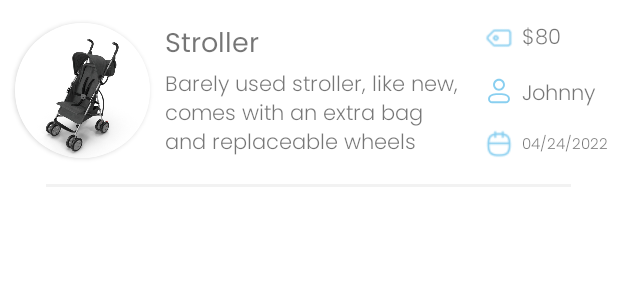
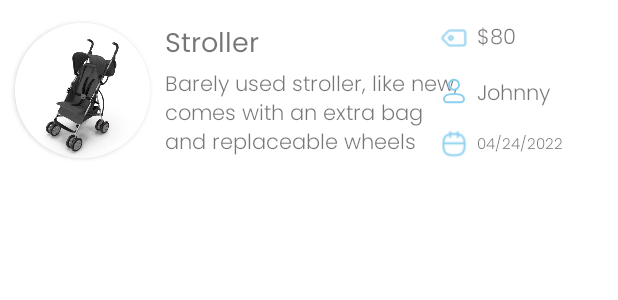
Before and after one commit to JamilAwada/HandMeDown, an Android app: the layout listing_design.xml on its own in the app's theme, with its tools: preview values and no code run, on a phone screen of 412 x 824 dp. Shown: the top 300 px of the screen. Run offline under Robolectric (Android 15) with nearby library versions, the phone set to English and light mode, and no system bars.

Commit message:
fixed RecyclerView

```diff
--- a/app/src/main/java/com/jamdev/handmedown/Adapter.java
+++ b/app/src/main/java/com/jamdev/handmedown/Adapter.java
@@ -9,11 +9,12 @@ import android.widget.TextView;
 import androidx.annotation.NonNull;
 import androidx.recyclerview.widget.RecyclerView;
 
+import java.util.ArrayList;
 import java.util.List;
 
 public class Adapter extends RecyclerView.Adapter<Adapter.ViewHolder> {
 
-    private List<ModelClass> itemList;
+    private List<ModelClass> itemList = new ArrayList<>();
 
     public Adapter(List<ModelClass> itemList){
         this.itemList = itemList;
@@ -37,10 +38,9 @@ public class Adapter extends RecyclerView.Adapter<Adapter.ViewHolder> {
         String date = itemList.get(position).getListing_date();
         int divider = itemList.get(position).getSeperator();
 
-        holder.setData(resource,title,description,price,owner,date, divider);
+        holder.setData(resource,title,description,price,owner,date,divider);
 
     }
-
     @Override
     public int getItemCount() {
         return itemList.size();
--- a/app/src/main/res/layout/listing_design.xml
+++ b/app/src/main/res/layout/listing_design.xml
@@ -48,23 +48,23 @@
             android:text="Barely used stroller, like new, comes with an extra bag and replaceable wheels"/>
 
         <ImageView
+            android:id="@+id/listing_price_tag"
             android:layout_width="20dp"
             android:layout_height="20dp"
-            android:id="@+id/listing_price_tag"
-            android:background="@drawable/tag"
+            android:layout_marginStart="120dp"
             android:layout_marginTop="15dp"
             android:layout_toEndOf="@id/listing_title"
-            android:layout_marginStart="150dp"/>
+            android:background="@drawable/tag" />
 
         <TextView
+            android:id="@+id/listing_price"
             android:layout_width="60dp"
             android:layout_height="wrap_content"
-            android:id="@+id/listing_price"
-            android:text="$80"
+            android:layout_marginStart="5dp"
+            android:layout_marginTop="14dp"
+            android:layout_toEndOf="@id/listing_price_tag"
             android:fontFamily="@font/poppins_light"
-            android:layout_toEndOf="@id/listing_price_tag"
-            android:layout_marginStart="5dp"
-            android:layout_marginTop="14dp"/>
+            android:text="$80" />
 
         <ImageView
             android:layout_width="20dp"
@@ -74,18 +74,18 @@
             android:layout_marginTop="15dp"
             android:layout_toEndOf="@id/listing_title"
             android:layout_below="@id/listing_price_tag"
-            android:layout_marginStart="150dp"/>
+            android:layout_marginStart="120dp"/>
 
         <TextView
-            android:layout_width="60dp"
+            android:id="@+id/listing_owner"
+            android:layout_width="85dp"
             android:layout_height="wrap_content"
-            android:id="@+id/listing_owner"
-            android:text="Johnny"
-            android:fontFamily="@font/poppins_light"
-            android:layout_toEndOf="@id/listing_owner_icon"
             android:layout_below="@id/listing_price"
             android:layout_marginStart="5dp"
-            android:layout_marginTop="14dp"/>
+            android:layout_marginTop="14dp"
+            android:layout_toEndOf="@id/listing_owner_icon"
+            android:fontFamily="@font/poppins_light"
+            android:text="Johnny" />
 
         <ImageView
             android:layout_width="20dp"
@@ -95,7 +95,7 @@
             android:layout_marginTop="15dp"
             android:layout_toEndOf="@id/listing_title"
             android:layout_below="@id/listing_owner_icon"
-            android:layout_marginStart="150dp"/>
+            android:layout_marginStart="120dp"/>
 
         <TextView
             android:layout_width="60dp"
@@ -115,7 +115,7 @@
             android:layout_height="2dp"
             android:layout_below="@id/listing_description"
             android:layout_centerHorizontal="true"
-            android:layout_marginTop="15dp"
+            android:layout_marginTop="40dp"
             android:background="@drawable/seperator_line" />
 
 
```
Also changed, not shown: app/src/main/java/com/jamdev/handmedown/MainActivity.java (+24 -24 lines).
